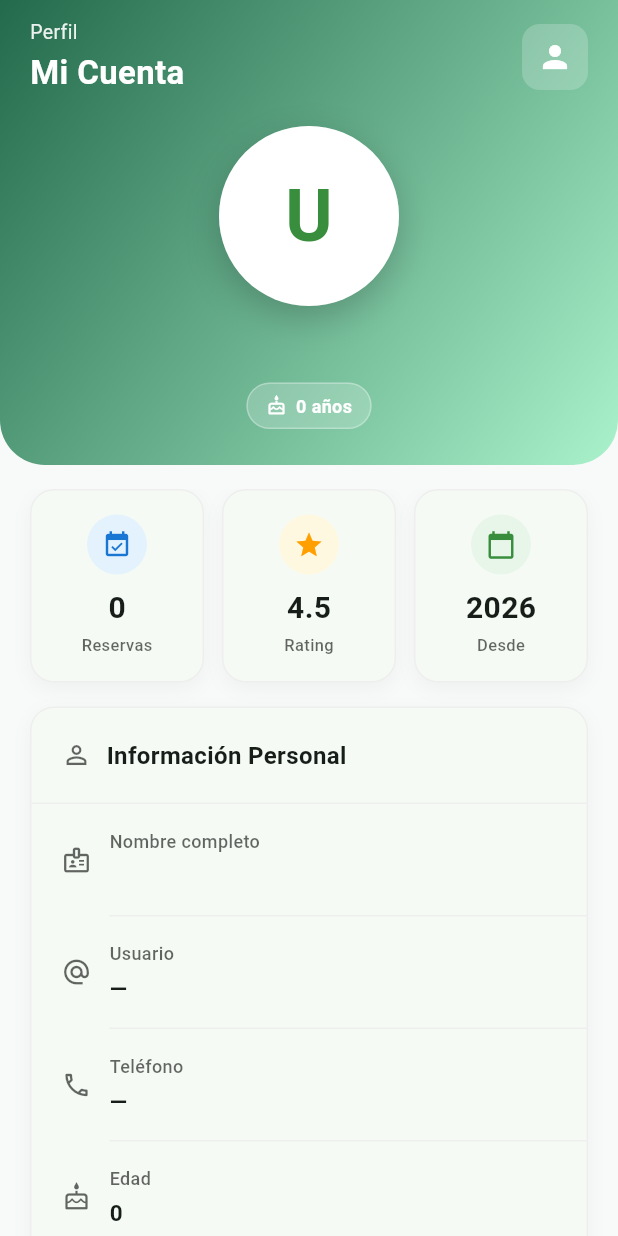
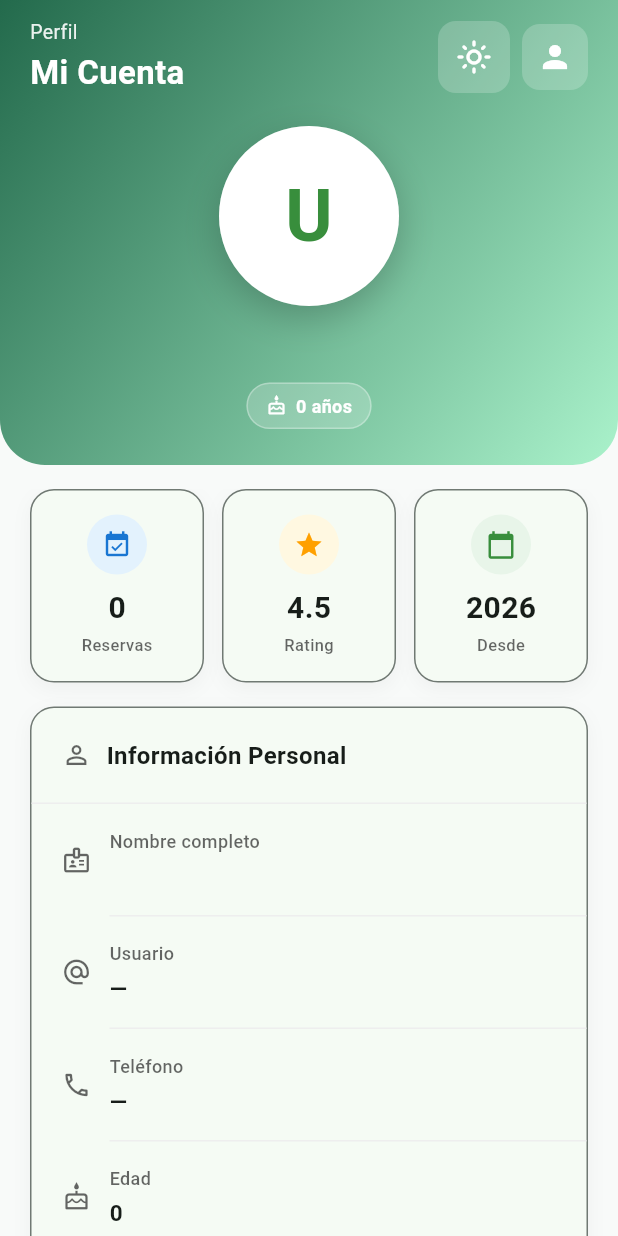
Before and after one commit to UPT-FAING-EPIS/py_moviles_ii_capicodex, a Flutter app: the PerfilAuthenticatedView screen opened directly with empty values, on a phone screen of 412 x 824 dp. Run offline on Flutter 3.47's test engine with Material 3 defaults, Android fonts, the phone set to English and light mode, and no system bars; our stand-ins replace cloud_firestore, firebase_core, firebase_messaging, firebase_storage, flutter_local_notifications, geolocator and 6 more; accounts and stored records are empty.

Commit message:
fix(ui): harmonize active visual themes

```diff
--- a/gameon_mobile/lib/core/theme/app_theme.dart
+++ b/gameon_mobile/lib/core/theme/app_theme.dart
@@ -1,7 +1,14 @@
 import 'package:flutter/material.dart';
 
 enum AppVisualTheme {
-  light, dark, football, wimbledon, rolandGarros, usOpen, volleyball, basketball,
+  light,
+  dark,
+  football,
+  wimbledon,
+  rolandGarros,
+  usOpen,
+  volleyball,
+  basketball,
 }
 
 /// Paleta compartida de GameOn. Mantiene el modo claro existente y aporta una
@@ -16,17 +23,22 @@ abstract final class AppColors {
 }
 
 abstract final class AppTheme {
-  static String? headerBackgroundFor(AppVisualTheme selection) => switch (selection) {
+  static String? headerBackgroundFor(AppVisualTheme selection) =>
+      switch (selection) {
         AppVisualTheme.football => 'assets/theme/fondo_futbol.jpeg',
-    AppVisualTheme.wimbledon => 'assets/theme/fondo_tenis_estilo_wimbledon_cesped.jpeg',
-    AppVisualTheme.rolandGarros => 'assets/theme/fondo_tenis_estilo_roland_garros_polvoladrillo.jpeg',
-    AppVisualTheme.usOpen => 'assets/theme/fondo_tenis_estilo_usopen_acrilicobitonoazul.jpeg',
-    AppVisualTheme.volleyball => 'assets/theme/fondo_voley.jpeg',
+        AppVisualTheme.wimbledon =>
+          'assets/theme/fondo_tenis_estilo_wimbledon_cesped.png',
+        AppVisualTheme.rolandGarros =>
+          'assets/theme/fondo_tenis_estilo_roland_garros_polvoladrillo.jpeg',
+        AppVisualTheme.usOpen =>
+          'assets/theme/fondo_tenis_estilo_usopen_acrilicobitonoazul.png',
+        AppVisualTheme.volleyball => 'assets/theme/fondo_voley.png',
         AppVisualTheme.basketball => 'assets/theme/fondo_basquet.png',
         _ => null,
       };
 
-  static ThemeData forVisualTheme(AppVisualTheme selection) => switch (selection) {
+  static ThemeData forVisualTheme(AppVisualTheme selection) =>
+      switch (selection) {
         AppVisualTheme.light => light,
         AppVisualTheme.dark => dark,
         AppVisualTheme.football => _sportTheme(
@@ -38,11 +50,51 @@ abstract final class AppTheme {
           onSurface: const Color(0xFFF2F7E9),
           border: const Color(0xFF4D6F3D),
         ),
-    AppVisualTheme.wimbledon => _sportTheme(brightness: Brightness.dark, primary: const Color(0xFF5F8F25), secondary: const Color(0xFFC8E84E), background: const Color(0xFF13200F), surface: const Color(0xFF24361B), onSurface: const Color(0xFFF6F7E8), border: const Color(0xFF8A5BA8)),
-    AppVisualTheme.rolandGarros => _sportTheme(brightness: Brightness.dark, primary: const Color(0xFFC65A2E), secondary: const Color(0xFFFFC85A), background: const Color(0xFF28150F), surface: const Color(0xFF472419), onSurface: const Color(0xFFFFF3E9), border: const Color(0xFFE6894D)),
-    AppVisualTheme.usOpen => _sportTheme(brightness: Brightness.dark, primary: const Color(0xFF0789D1), secondary: const Color(0xFF4ED7FF), background: const Color(0xFF081B35), surface: const Color(0xFF102E52), onSurface: const Color(0xFFF0F8FF), border: const Color(0xFF2875B8)),
-    AppVisualTheme.volleyball => _sportTheme(brightness: Brightness.light, primary: const Color(0xFF2B6F88), secondary: const Color(0xFFFFB547), background: const Color(0xFFE9D1A8), surface: const Color(0xFFFFF7E9), onSurface: const Color(0xFF20333A), border: const Color(0xFFB68348)),
-    AppVisualTheme.basketball => _sportTheme(brightness: Brightness.dark, primary: const Color(0xFFD86922), secondary: const Color(0xFFFFB547), background: const Color(0xFF211007), surface: const Color(0xFF402112), onSurface: const Color(0xFFFFF4E8), border: const Color(0xFF98542B)),
+        AppVisualTheme.wimbledon => _sportTheme(
+          brightness: Brightness.dark,
+          primary: const Color(0xFF5F8F25),
+          secondary: const Color(0xFFC8E84E),
+          background: const Color(0xFF13200F),
+          surface: const Color(0xFF24361B),
+          onSurface: const Color(0xFFF6F7E8),
+          border: const Color(0xFF8A5BA8),
+        ),
+        AppVisualTheme.rolandGarros => _sportTheme(
+          brightness: Brightness.dark,
+          primary: const Color(0xFFC65A2E),
+          secondary: const Color(0xFFFFC85A),
+          background: const Color(0xFF28150F),
+          surface: const Color(0xFF472419),
+          onSurface: const Color(0xFFFFF3E9),
+          border: const Color(0xFFE6894D),
+        ),
+        AppVisualTheme.usOpen => _sportTheme(
+          brightness: Brightness.dark,
+          primary: const Color(0xFF0789D1),
+          secondary: const Color(0xFF4ED7FF),
+          background: const Color(0xFF081B35),
+          surface: const Color(0xFF102E52),
+          onSurface: const Color(0xFFF0F8FF),
+          border: const Color(0xFF2875B8),
+        ),
+        AppVisualTheme.volleyball => _sportTheme(
+          brightness: Brightness.light,
+          primary: const Color(0xFF2B6F88),
+          secondary: const Color(0xFFFFB547),
+          background: const Color(0xFFE9D1A8),
+          surface: const Color(0xFFFFF7E9),
+          onSurface: const Color(0xFF20333A),
+          border: const Color(0xFFB68348),
+        ),
+        AppVisualTheme.basketball => _sportTheme(
+          brightness: Brightness.dark,
+          primary: const Color(0xFFD86922),
+          secondary: const Color(0xFFFFB547),
+          background: const Color(0xFF211007),
+          surface: const Color(0xFF402112),
+          onSurface: const Color(0xFFFFF4E8),
+          border: const Color(0xFF98542B),
+        ),
       };
 
   static ThemeData _sportTheme({
@@ -95,6 +147,7 @@ abstract final class AppTheme {
       ),
     );
   }
+
   static ThemeData get light => ThemeData(
     useMaterial3: true,
     colorScheme: ColorScheme.fromSeed(
--- a/gameon_mobile/lib/features/perfil/views/perfil_view/authenticated/perfil_authenticated_view.dart
+++ b/gameon_mobile/lib/features/perfil/views/perfil_view/authenticated/perfil_authenticated_view.dart
@@ -101,7 +101,10 @@ class PerfilAuthenticatedView extends StatelessWidget {
                               ],
                             ),
                           ),
-                          // Icono decorativo
+                          Row(
+                            children: [
+                              _buildThemeMenu(context),
+                              const SizedBox(width: 8),
                               Container(
                                 padding: const EdgeInsets.all(10),
                                 decoration: BoxDecoration(
@@ -113,6 +116,8 @@ class PerfilAuthenticatedView extends StatelessWidget {
                                   color: Colors.white,
                                   size: 24,
                                 ),
+                              ),
+                            ],
                           ),
                         ],
                       ),
@@ -357,11 +362,7 @@ class PerfilAuthenticatedView extends StatelessWidget {
       decoration: BoxDecoration(
         color: Theme.of(context).colorScheme.surface,
         borderRadius: BorderRadius.circular(16),
-        border: Border.all(
-          color: Theme.of(context).brightness == Brightness.dark
-              ? AppColors.primaryDark
-              : Colors.grey[200]!,
-        ),
+        border: Border.all(color: Theme.of(context).dividerColor),
         boxShadow: [
           BoxShadow(
             color: Colors.black.withOpacity(0.04),
@@ -411,11 +412,7 @@ class PerfilAuthenticatedView extends StatelessWidget {
       decoration: BoxDecoration(
         color: Theme.of(context).colorScheme.surface,
         borderRadius: BorderRadius.circular(16),
-        border: Border.all(
-          color: Theme.of(context).brightness == Brightness.dark
-              ? AppColors.primaryDark
-              : Colors.grey[200]!,
-        ),
+        border: Border.all(color: Theme.of(context).dividerColor),
         boxShadow: [
           BoxShadow(
             color: Colors.black.withOpacity(0.04),
@@ -431,7 +428,11 @@ class PerfilAuthenticatedView extends StatelessWidget {
             padding: const EdgeInsets.fromLTRB(20, 16, 20, 12),
             child: Row(
               children: [
-                Icon(Icons.sports, color: Theme.of(context).hintColor, size: 18),
+                Icon(
+                  Icons.sports,
+                  color: Theme.of(context).hintColor,
+                  size: 18,
+                ),
                 const SizedBox(width: 8),
                 Text(
                   'Mis Deportes',
@@ -495,11 +496,7 @@ class PerfilAuthenticatedView extends StatelessWidget {
       decoration: BoxDecoration(
         color: Theme.of(context).colorScheme.surface,
         borderRadius: BorderRadius.circular(16),
-        border: Border.all(
-          color: Theme.of(context).brightness == Brightness.dark
-              ? AppColors.primaryDark
-              : Colors.grey[200]!,
-        ),
+        border: Border.all(color: Theme.of(context).dividerColor),
         boxShadow: [
           BoxShadow(
             color: Colors.black.withOpacity(0.04),
@@ -620,11 +617,7 @@ class PerfilAuthenticatedView extends StatelessWidget {
       decoration: BoxDecoration(
         color: theme.colorScheme.surface,
         borderRadius: BorderRadius.circular(16),
-        border: Border.all(
-          color: theme.brightness == Brightness.dark
-              ? AppColors.primaryDark
-              : Colors.grey[200]!,
-        ),
+        border: Border.all(color: theme.dividerColor),
         boxShadow: [
           BoxShadow(
             color: Colors.black.withOpacity(0.04),
@@ -635,8 +628,6 @@ class PerfilAuthenticatedView extends StatelessWidget {
       ),
       child: Column(
         children: [
-          _buildThemeOption(context),
-          Divider(height: 1, color: theme.dividerColor),
           _buildOptionItem(
             context: context,
             icon: Icons.edit_outlined,
@@ -755,49 +746,56 @@ class PerfilAuthenticatedView extends StatelessWidget {
     );
   }
 
-  Widget _buildThemeOption(BuildContext context) {
+  Widget _buildThemeMenu(BuildContext context) {
     return Consumer<ThemeController>(
       builder: (context, themeController, _) {
-        return ListTile(
-          contentPadding: const EdgeInsets.symmetric(horizontal: 20, vertical: 8),
-          leading: Container(
-            padding: const EdgeInsets.all(10),
+        final colors = Theme.of(context).colorScheme;
+        return Container(
           decoration: BoxDecoration(
-              color: Theme.of(context).colorScheme.primary.withValues(alpha: .12),
+            color: Colors.white.withOpacity(.2),
             borderRadius: BorderRadius.circular(12),
           ),
-            child: Icon(
+          child: PopupMenuButton<AppVisualTheme>(
+            tooltip: 'Cambiar tema visual',
+            icon: Icon(
               _themeIcon(themeController.selection),
-              color: Theme.of(context).colorScheme.primary,
+              color: Colors.white,
+            ),
+            color: colors.surface,
+            onSelected: (selection) => themeController.select(selection),
+            itemBuilder: (_) => [
+              for (final selection in AppVisualTheme.values)
+                PopupMenuItem(
+                  value: selection,
+                  child: Row(
+                    children: [
+                      Icon(
+                        _themeIcon(selection),
+                        color: colors.primary,
                         size: 20,
                       ),
+                      const SizedBox(width: 12),
+                      Text(_themeName(selection)),
+                    ],
                   ),
-          title: const Text(
-            'Tema visual',
-            style: TextStyle(fontSize: 15, fontWeight: FontWeight.w600),
                 ),
-          subtitle: Text('Claro, Oscuro, Fútbol o Tenis'),
-          trailing: DropdownButton<AppVisualTheme>(
-            value: themeController.selection,
-            underline: const SizedBox(),
-            onChanged: (selection) {
-              if (selection != null) themeController.select(selection);
-            },
-            items: const [
-              DropdownMenuItem(value: AppVisualTheme.light, child: Text('Claro')),
-              DropdownMenuItem(value: AppVisualTheme.dark, child: Text('Oscuro')),
-              DropdownMenuItem(value: AppVisualTheme.football, child: Text('Fútbol')),
-              DropdownMenuItem(value: AppVisualTheme.wimbledon, child: Text('Tenis Wimbledon')),
-              DropdownMenuItem(value: AppVisualTheme.rolandGarros, child: Text('Tenis Roland Garros')),
-              DropdownMenuItem(value: AppVisualTheme.usOpen, child: Text('Tenis US Open')),
-              DropdownMenuItem(value: AppVisualTheme.volleyball, child: Text('Vóley')),
-              DropdownMenuItem(value: AppVisualTheme.basketball, child: Text('Básquet')),
             ],
           ),
         );
       },
     );
   }
+
+  String _themeName(AppVisualTheme selection) => switch (selection) {
+    AppVisualTheme.light => 'Claro',
+    AppVisualTheme.dark => 'Oscuro',
+    AppVisualTheme.football => 'Fútbol',
+    AppVisualTheme.wimbledon => 'Tenis Wimbledon',
+    AppVisualTheme.rolandGarros => 'Tenis Roland Garros',
+    AppVisualTheme.usOpen => 'Tenis US Open',
+    AppVisualTheme.volleyball => 'Vóley',
+    AppVisualTheme.basketball => 'Básquet',
+  };
 
   IconData _themeIcon(AppVisualTheme selection) => switch (selection) {
     AppVisualTheme.light => Icons.light_mode_outlined,
--- a/gameon_mobile/pubspec.yaml
+++ b/gameon_mobile/pubspec.yaml
@@ -48,8 +48,8 @@ flutter:
   uses-material-design: true
   assets:
     - assets/theme/fondo_futbol.jpeg
-    - assets/theme/fondo_tenis_estilo_wimbledon_cesped.jpeg
+    - assets/theme/fondo_tenis_estilo_wimbledon_cesped.png
     - assets/theme/fondo_tenis_estilo_roland_garros_polvoladrillo.jpeg
-    - assets/theme/fondo_tenis_estilo_usopen_acrilicobitonoazul.jpeg
-    - assets/theme/fondo_voley.jpeg
+    - assets/theme/fondo_tenis_estilo_usopen_acrilicobitonoazul.png
+    - assets/theme/fondo_voley.png
     - assets/theme/fondo_basquet.png
```
Also changed, not shown: gameon_mobile/lib/features/chat/views/chats_list_view.dart (+30 -38 lines), gameon_mobile/lib/features/home/views/home_view.dart (+11 -9 lines), gameon_mobile/assets/theme/fondo_tenis_estilo_usopen_acrilicobitonoazul.jpeg (deleted), gameon_mobile/assets/theme/fondo_tenis_estilo_usopen_acrilicobitonoazul.png (added), gameon_mobile/assets/theme/fondo_tenis_estilo_wimbledon_cesped.jpeg (deleted), gameon_mobile/assets/theme/fondo_tenis_estilo_wimbledon_cesped.png (added), gameon_mobile/assets/theme/fondo_voley.jpeg (deleted), gameon_mobile/assets/theme/fondo_voley.png (added). Lines whose indentation alone changed are shown as unchanged.
